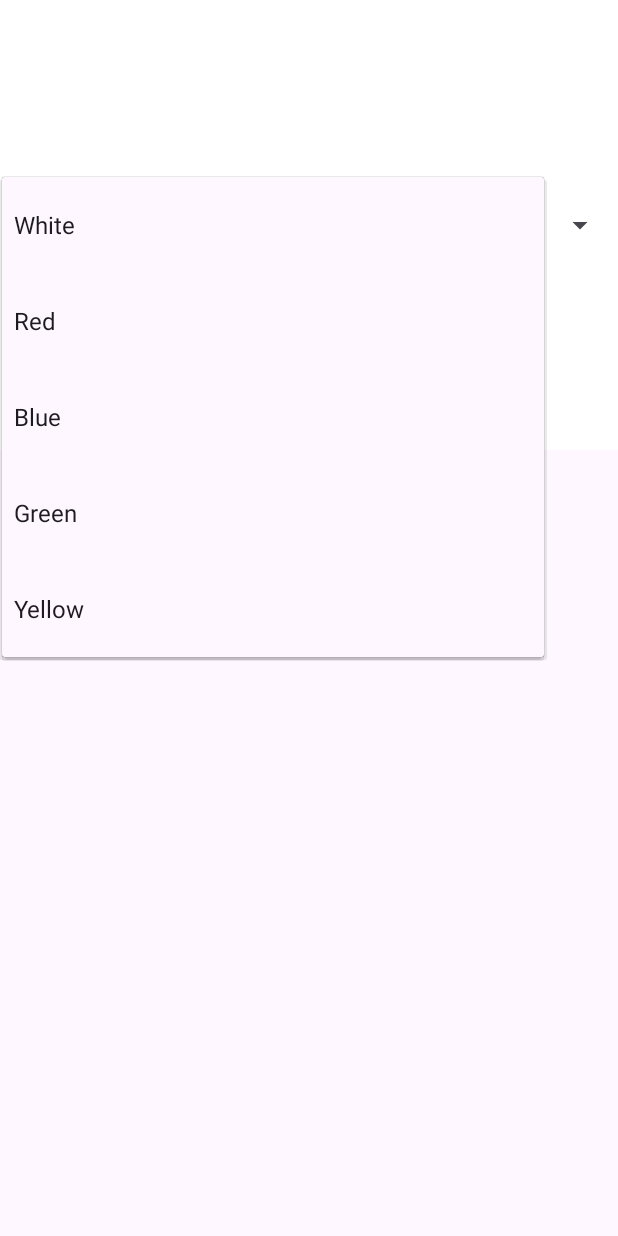
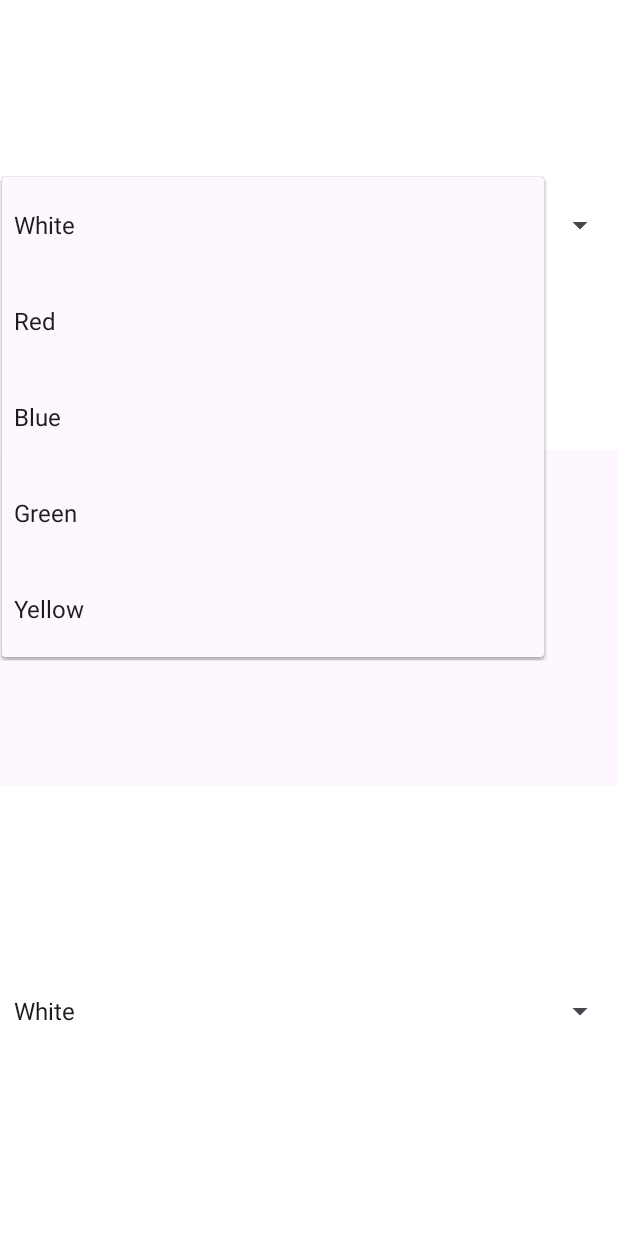
Before and after one commit to NickRucinski/FragmentsActivity, an Android app: the screen it shows after launch (MainActivity), after a tap on "White", on a phone screen of 412 x 824 dp. Run offline under Robolectric (Android 15) with nearby library versions, the phone set to English and light mode, and no system bars.

Commit message:
Added a second fragment

```diff
--- a/app/src/main/java/com/example/activity10_fragments/MainActivity.kt
+++ b/app/src/main/java/com/example/activity10_fragments/MainActivity.kt
@@ -7,5 +7,9 @@ class MainActivity : AppCompatActivity() {
     override fun onCreate(savedInstanceState: Bundle?) {
         super.onCreate(savedInstanceState)
         setContentView(R.layout.activity_main)
+
+        supportFragmentManager.beginTransaction()
+            .add(R.id.container1, ColorSelectionFragment())
+            .commit()
     }
 }
--- a/app/src/main/res/layout/activity_main.xml
+++ b/app/src/main/res/layout/activity_main.xml
@@ -15,4 +15,12 @@
         app:layout_constraintStart_toStartOf="parent"
         app:layout_constraintTop_toTopOf="parent" />
 
+    <androidx.fragment.app.FragmentContainerView
+        android:id="@+id/container1"
+        android:layout_width="0dp"
+        android:layout_height="300dp"
+        app:layout_constraintBottom_toBottomOf="parent"
+        app:layout_constraintEnd_toEndOf="parent"
+        app:layout_constraintStart_toStartOf="parent" />
+
 </androidx.constraintlayout.widget.ConstraintLayout>
```
